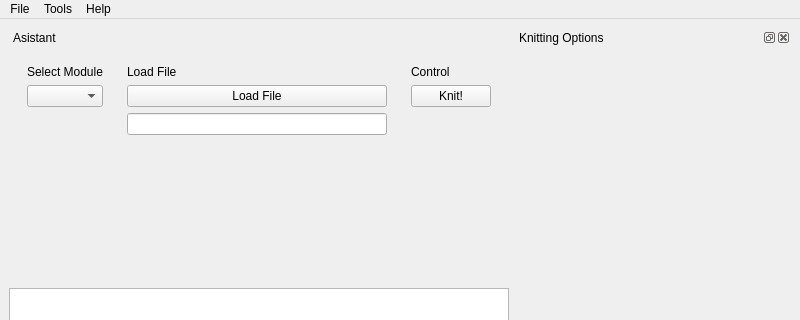
This is software/python/ayab/ayab_gui.ui in AllYarnsAreBeautiful/ayab-desktop as Qt 5 draws it before an edit; both pictures show x 0 to 800 and y 0 to 320 of the 800 by 581 pixel window. The edited form follows.
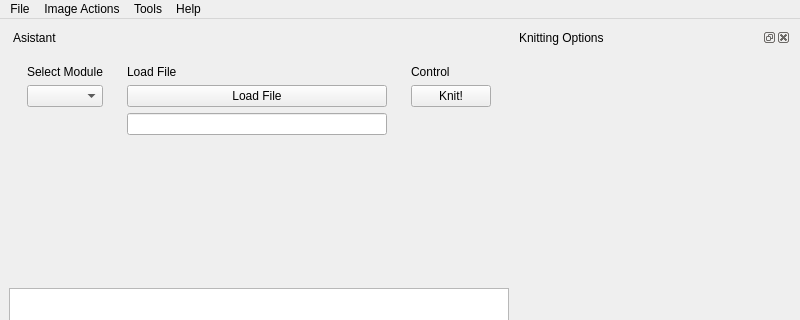
This is the edited form.

Commit message: Added options for invert and mirror horizontally image.

```diff
--- a/software/python/ayab/ayab_gui.ui
+++ b/software/python/ayab/ayab_gui.ui
@@ -197,7 +197,15 @@
     </property>
     <addaction name="actionLoad_AYAB_Firmware"/>
    </widget>
+   <widget class="QMenu" name="menuImage_Actions">
+    <property name="title">
+     <string>Image Actions</string>
+    </property>
+    <addaction name="actionInvert"/>
+    <addaction name="actionMirror"/>
+   </widget>
    <addaction name="menuFile"/>
+   <addaction name="menuImage_Actions"/>
    <addaction name="menuTools"/>
    <addaction name="menuHelp"/>
   </widget>
```
Left out of the diff: 10 changed lines with no effect on the pictures. The commit also changes 2 other files.
